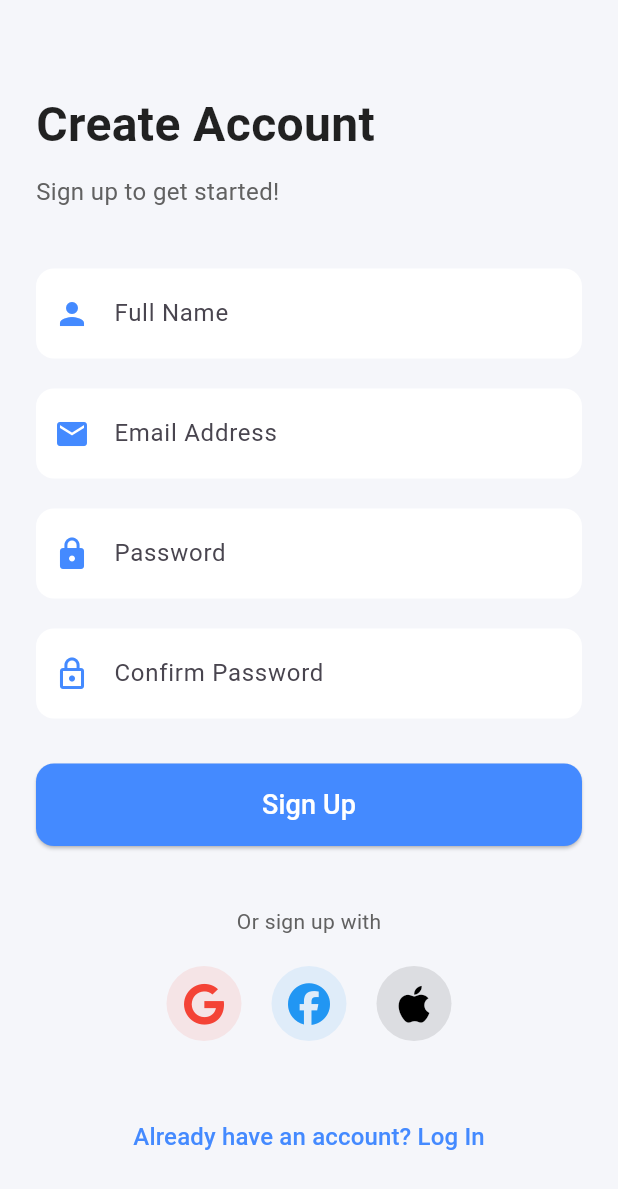
After one commit to Aqib-Ayoub/onlinelearning, a Flutter app: the SignUpPage screen opened directly, on a phone screen of 412 x 824 dp. The commit adds this screen. Shown: the top 1189 px of the screen. Run offline on Flutter 3.47's test engine with Material 3 defaults, Android fonts, the phone set to English and light mode, and no system bars; our stand-ins replace font_awesome_flutter.

Commit message:
added signup page

```diff
--- a/lib/screens/login.dart
+++ b/lib/screens/login.dart
@@ -2,7 +2,6 @@ import 'package:flutter/material.dart';
 
 class Login extends StatelessWidget {
   const Login({super.key});
-
   @override
   Widget build(BuildContext context) {
     return const Placeholder();
--- /dev/null
+++ b/lib/screens/signup.dart
@@ -0,0 +1,188 @@
+import 'package:flutter/material.dart';
+import 'package:font_awesome_flutter/font_awesome_flutter.dart';
+
+void main() => runApp(SignUpApp());
+
+class SignUpApp extends StatelessWidget {
+  @override
+  Widget build(BuildContext context) {
+    return MaterialApp(debugShowCheckedModeBanner: false, home: SignUpPage());
+  }
+}
+
+class SignUpPage extends StatelessWidget {
+  final _formKey = GlobalKey<FormState>();
+
+  @override
+  Widget build(BuildContext context) {
+    return Scaffold(
+      backgroundColor: Color(0xFFF5F6FA),
+      body: SingleChildScrollView(
+        padding: const EdgeInsets.symmetric(horizontal: 24, vertical: 60),
+        child: Column(
+          crossAxisAlignment: CrossAxisAlignment.start,
+          children: [
+            Text(
+              "Create Account",
+              style: TextStyle(
+                fontSize: 32,
+                fontWeight: FontWeight.bold,
+                color: Colors.black87,
+              ),
+            ),
+            const SizedBox(height: 10),
+            Text(
+              "Sign up to get started!",
+              style: TextStyle(fontSize: 16, color: Colors.grey[700]),
+            ),
+            const SizedBox(height: 40),
+
+            // Form
+            Form(
+              key: _formKey,
+              child: Column(
+                children: [
+                  // Full Name
+                  _buildTextField(
+                    icon: Icons.person,
+                    hint: "Full Name",
+                    validator:
+                        (value) => value!.isEmpty ? "Enter your name" : null,
+                  ),
+                  const SizedBox(height: 20),
+
+                  // Email
+                  _buildTextField(
+                    icon: Icons.email,
+                    hint: "Email Address",
+                    keyboard: TextInputType.emailAddress,
+                    validator:
+                        (value) =>
+                            value!.contains('@') ? null : "Enter a valid email",
+                  ),
+                  const SizedBox(height: 20),
+
+                  // Password
+                  _buildTextField(
+                    icon: Icons.lock,
+                    hint: "Password",
+                    isPassword: true,
+                    validator:
+                        (value) =>
+                            value!.length < 6 ? "Password too short" : null,
+                  ),
+                  const SizedBox(height: 20),
+
+                  // Confirm Password
+                  _buildTextField(
+                    icon: Icons.lock_outline,
+                    hint: "Confirm Password",
+                    isPassword: true,
+                    validator:
+                        (value) =>
+                            value!.length < 6 ? "Password too short" : null,
+                  ),
+                  const SizedBox(height: 30),
+
+                  // Sign Up Button
+                  SizedBox(
+                    width: double.infinity,
+                    height: 55,
+                    child: ElevatedButton(
+                      onPressed: () {
+                        if (_formKey.currentState!.validate()) {
+                          // Handle sign up
+                        }
+                      },
+                      style: ElevatedButton.styleFrom(
+                        backgroundColor: Colors.blueAccent,
+                        shape: RoundedRectangleBorder(
+                          borderRadius: BorderRadius.circular(12),
+                        ),
+                      ),
+                      child: Text(
+                        "Sign Up",
+                        style: TextStyle(fontSize: 18, color: Colors.white),
+                      ),
+                    ),
+                  ),
+                ],
+              ),
+            ),
+
+            const SizedBox(height: 40),
+
+            // Social sign up
+            Center(
+              child: Column(
+                children: [
+                  Text(
+                    "Or sign up with",
+                    style: TextStyle(color: Colors.grey[700]),
+                  ),
+                  const SizedBox(height: 20),
+                  Row(
+                    mainAxisAlignment: MainAxisAlignment.center,
+                    children: [
+                      _buildSocialIcon(FontAwesomeIcons.google, Colors.red),
+                      const SizedBox(width: 20),
+                      _buildSocialIcon(FontAwesomeIcons.facebook, Colors.blue),
+                      const SizedBox(width: 20),
+                      _buildSocialIcon(FontAwesomeIcons.apple, Colors.black),
+                    ],
+                  ),
+                ],
+              ),
+            ),
+
+            const SizedBox(height: 40),
+
+            // Already have an account
+            Center(
+              child: TextButton(
+                onPressed: () {},
+                child: Text(
+                  "Already have an account? Log In",
+                  style: TextStyle(color: Colors.blueAccent, fontSize: 16),
+                ),
+              ),
+            ),
+          ],
+        ),
+      ),
+    );
+  }
+
+  Widget _buildTextField({
+    required IconData icon,
+    required String hint,
+    TextInputType keyboard = TextInputType.text,
+    bool isPassword = false,
+    String? Function(String?)? validator,
+  }) {
+    return TextFormField(
+      obscureText: isPassword,
+      keyboardType: keyboard,
+      validator: validator,
+      decoration: InputDecoration(
+        prefixIcon: Icon(icon, color: Colors.blueAccent),
+        hintText: hint,
+        filled: true,
+        fillColor: Colors.white,
+        contentPadding: EdgeInsets.symmetric(vertical: 18, horizontal: 16),
+        border: OutlineInputBorder(
+          borderRadius: BorderRadius.circular(12),
+          borderSide: BorderSide.none,
+        ),
+      ),
+    );
+  }
+
+  Widget _buildSocialIcon(IconData icon, Color color) {
+    return CircleAvatar(
+      radius: 25,
+      backgroundColor: color.withOpacity(0.1),
+      child: Icon(icon, color: color, size: 28),
+    );
+  }
+}
```
